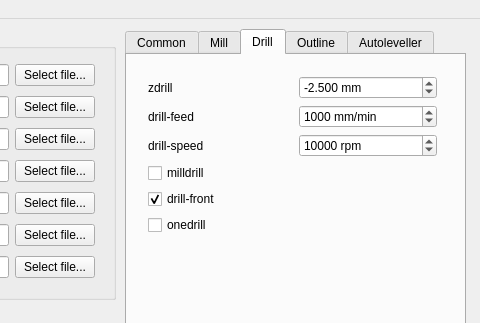
First picture: the form in mainwindow.ui, repository pcb2gcode/pcb2gcodeGUI, before the edit; both pictures show x 315 to 795 and y 0 to 323 of the 795 by 504 pixel window.
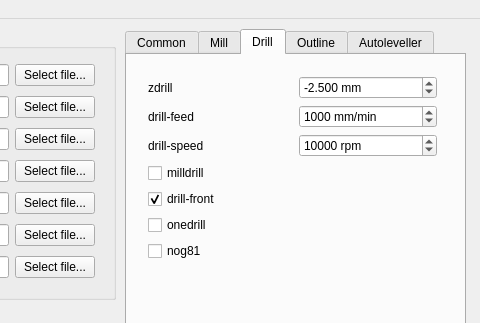
Second picture: the form after the edit. The open tabs and pages were chosen to show the change.

Commit message: Added command line option nog81

```diff
--- a/mainwindow.ui
+++ b/mainwindow.ui
@@ -538,7 +538,7 @@
         <x>10</x>
         <y>10</y>
         <width>311</width>
-        <height>185</height>
+        <height>211</height>
        </rect>
       </property>
       <layout class="QGridLayout" name="drillGridLayout">
@@ -683,6 +683,16 @@
          </property>
         </widget>
        </item>
+       <item row="6" column="0">
+        <widget class="QCheckBox" name="nog81CheckBox">
+         <property name="toolTip">
+          <string>&lt;html&gt;&lt;head/&gt;&lt;body&gt;&lt;p&gt;replace G81 with G0+G1. This option makes the gcode compatible with low-end cnc controllers (like grbl), but also makes it bigger and less clean&lt;/p&gt;&lt;/body&gt;&lt;/html&gt;</string>
+         </property>
+         <property name="text">
+          <string>nog81</string>
+         </property>
+        </widget>
+       </item>
       </layout>
      </widget>
     </widget>
```
Left out of the diff: 4 changed lines with no effect on the pictures. The commit also changes 1 other file.
